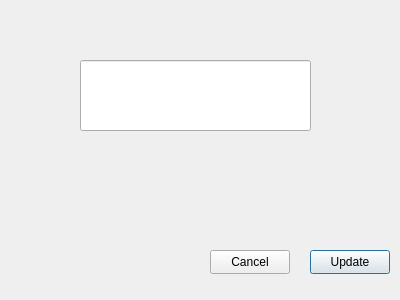
First picture: the form in movie/editmovie.ui, repository RomanMusijowski/CinemaApp, before the edit.
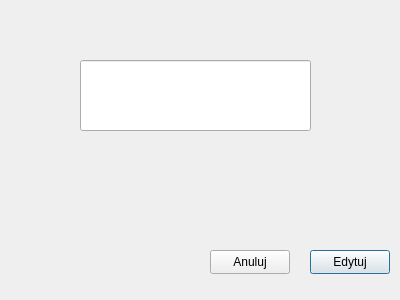
Second picture: the form after the edit.

Commit message: polish text for movie ui

```diff
--- a/movie/editmovie.ui
+++ b/movie/editmovie.ui
@@ -33,7 +33,7 @@
     </rect>
    </property>
    <property name="text">
-    <string>Update</string>
+    <string>Edytuj</string>
    </property>
   </widget>
   <widget class="QPushButton" name="cencal">
@@ -46,7 +46,7 @@
     </rect>
    </property>
    <property name="text">
-    <string>Cancel</string>
+    <string>Anuluj</string>
    </property>
   </widget>
  </widget>
```
The commit also changes 4 other files.
